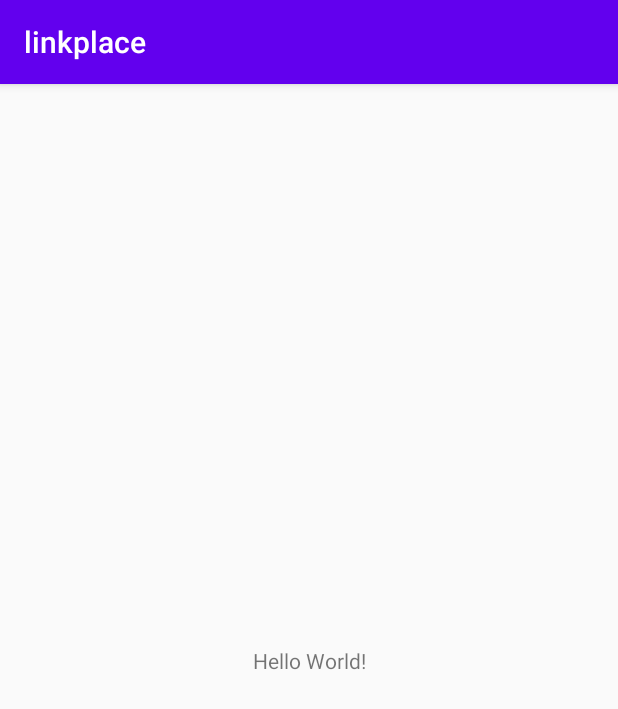
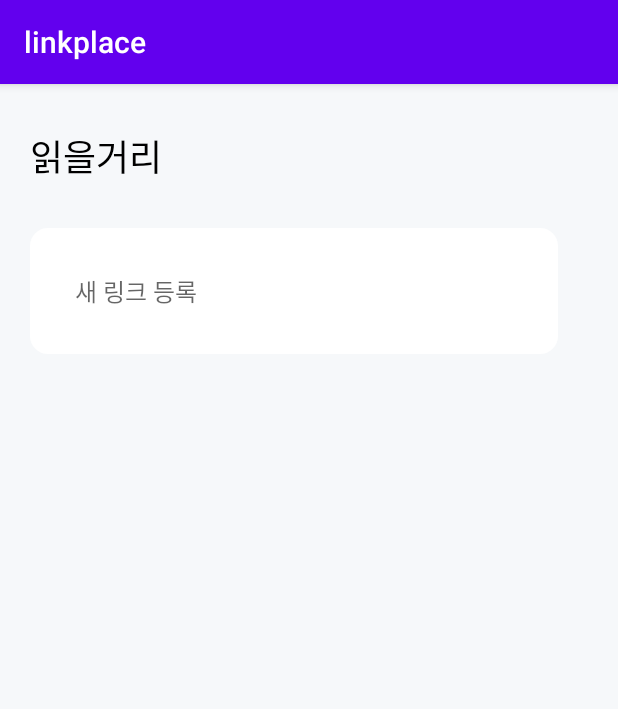
Before and after one commit to rycont/linkplace, an Android app: the screen it shows after launch (MainActivity), on a phone screen of 412 x 824 dp. Shown: the top 709 px of the screen. Run offline under Robolectric (Android 15) with nearby library versions, the phone set to English and light mode, and no system bars.

Commit message:
feat : add title feat : add inputtext

```diff
--- a/app/build.gradle
+++ b/app/build.gradle
@@ -33,5 +33,4 @@ dependencies {
     testImplementation 'junit:junit:4.12'
     androidTestImplementation 'androidx.test.ext:junit:1.1.2'
     androidTestImplementation 'androidx.test.espresso:espresso-core:3.3.0'
-
 }
--- /dev/null
+++ b/app/src/main/res/drawable/round12dp.xml
@@ -0,0 +1,6 @@
+<?xml version="1.0" encoding="utf-8"?>
+<shape xmlns:android="http://schemas.android.com/apk/res/android"
+    android:shape="rectangle">
+    <corners android:radius="12dp" />
+    <solid android:color="#FFFFFF" />
+</shape>
--- a/app/src/main/res/layout/activity_main.xml
+++ b/app/src/main/res/layout/activity_main.xml
@@ -4,15 +4,38 @@
     xmlns:tools="http://schemas.android.com/tools"
     android:layout_width="match_parent"
     android:layout_height="match_parent"
-    tools:context=".MainActivity">
+    tools:context=".MainActivity"
+    android:paddingTop="30dp"
+    android:paddingStart="20dp"
+    android:paddingEnd="40dp"
+    android:background="#F6F8FA">
 
     <TextView
-        android:layout_width="wrap_content"
+        android:id="@+id/textView"
+        android:layout_width="match_parent"
         android:layout_height="wrap_content"
-        android:text="Hello World!"
-        app:layout_constraintBottom_toBottomOf="parent"
-        app:layout_constraintLeft_toLeftOf="parent"
-        app:layout_constraintRight_toRightOf="parent"
+        android:fontFamily="@font/notoblack"
+        android:includeFontPadding="false"
+        android:text="@string/app_title"
+        android:textColor="#000000"
+        android:textSize="24sp"
+        app:layout_constraintStart_toStartOf="parent"
         app:layout_constraintTop_toTopOf="parent" />
 
+    <EditText
+        android:layout_width="match_parent"
+        android:layout_height="wrap_content"
+        android:hint="@string/add_new"
+        android:textSize="16sp"
+        app:layout_constraintStart_toStartOf="parent"
+        app:layout_constraintTop_toBottomOf="@+id/textView"
+        android:fontFamily="@font/notoblack"
+        android:textColor="#888888"
+        android:includeFontPadding="false"
+        android:padding="30dp"
+        android:layout_marginTop="30dp"
+        android:background="@drawable/round12dp"
+        android:autofillHints="none"
+        android:inputType="textUri" />
+
 </androidx.constraintlayout.widget.ConstraintLayout>
--- a/app/src/main/res/values/strings.xml
+++ b/app/src/main/res/values/strings.xml
@@ -1,3 +1,5 @@
 <resources>
     <string name="app_name">linkplace</string>
+    <string name="app_title">읽을거리</string>
+    <string name="add_new">새 링크 등록</string>
 </resources>
```
Also changed, not shown: 1 other file.
